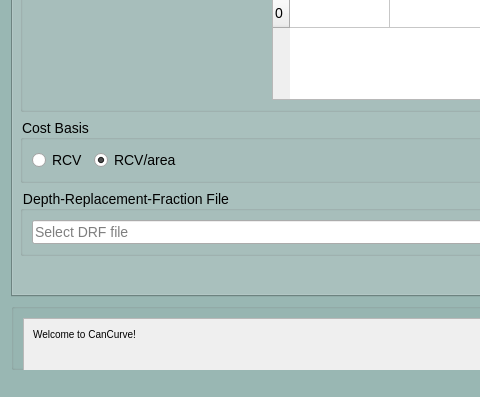
Qt form cancurve/bldgs/cc_bldgs_dialog.ui (NRCan/CanCurve) before a commit; both pictures show x 0 to 480 and y 403 to 800 of the 800 by 800 pixel window.
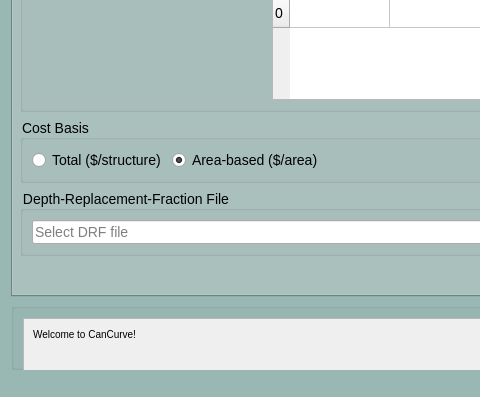
The same form after that commit. The open tabs and pages were chosen to show the change. Icons and pictures are not drawn.

```diff
--- a/cancurve/bldgs/cc_bldgs_dialog.ui
+++ b/cancurve/bldgs/cc_bldgs_dialog.ui
@@ -859,7 +859,7 @@
           <item>
            <widget class="QRadioButton" name="radioButton_6">
             <property name="text">
-             <string>RCV</string>
+             <string>Total ($/structure)</string>
             </property>
             <attribute name="buttonGroup">
              <string notr="true">buttonGroup_costbasis</string>
@@ -869,7 +869,7 @@
           <item>
            <widget class="QRadioButton" name="radioButton_tab3dataInput_rcvm2">
             <property name="text">
-             <string>RCV/area</string>
+             <string>Area-based ($/area)</string>
             </property>
             <property name="checked">
              <bool>true</bool>
```
Left out of the diff: 2 changed lines with no effect on the pictures.
